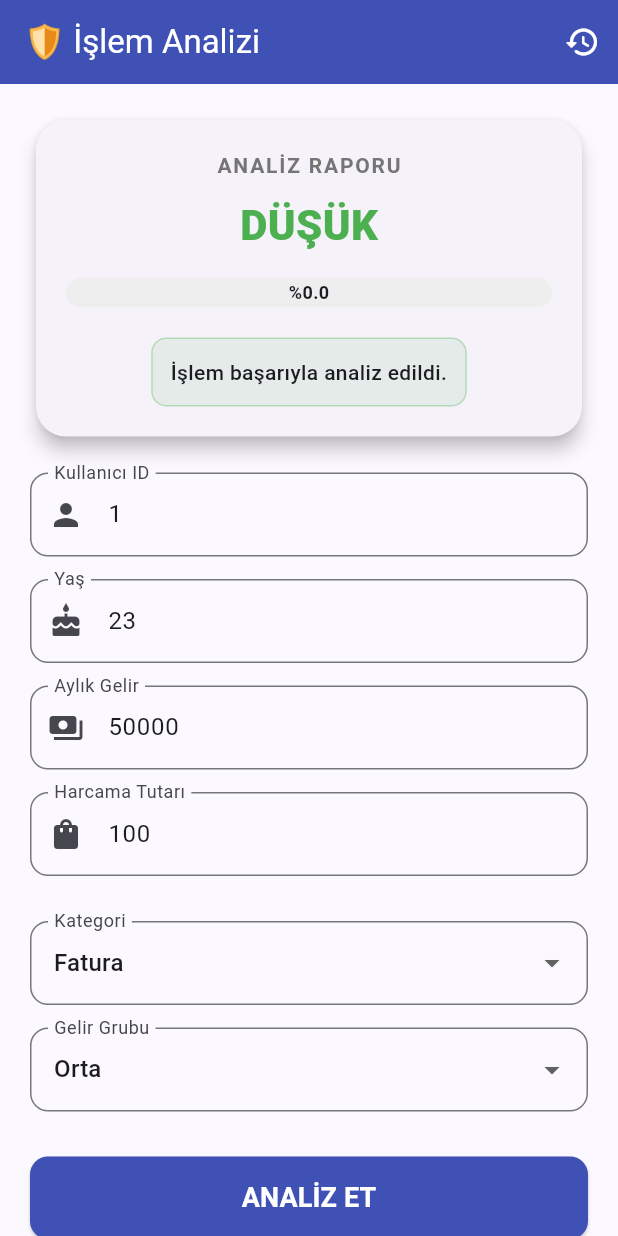
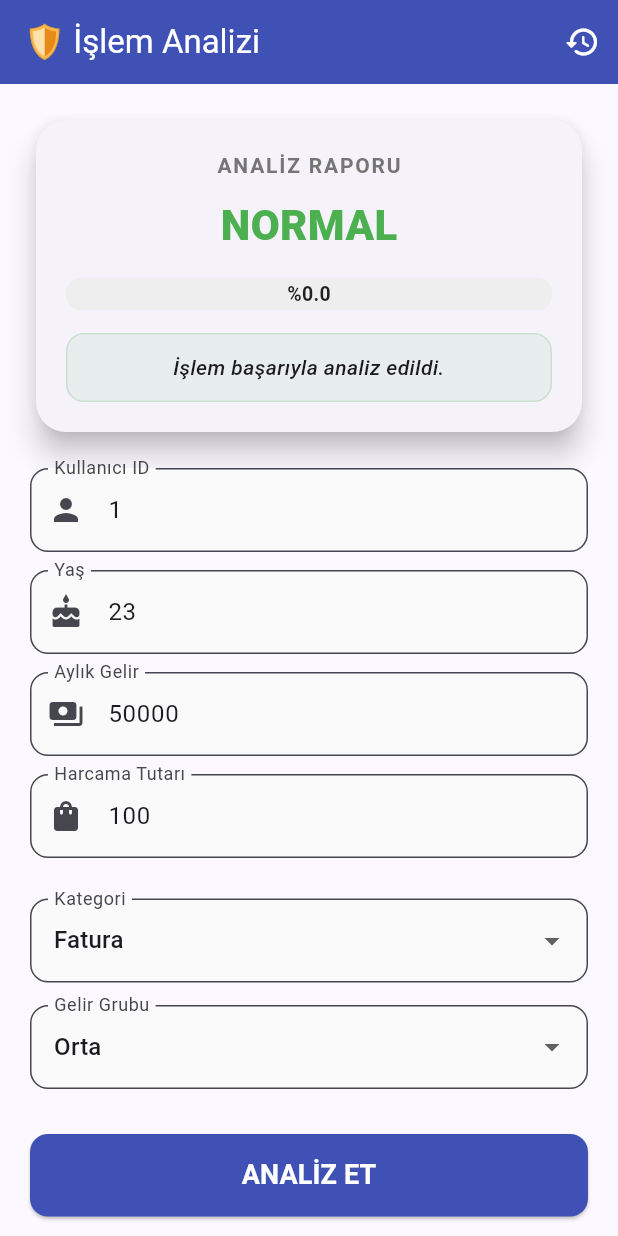
Before and after one commit to MelisaArslantas/Anomali_Projesi, a Flutter app: the screen it shows after launch, after a tap on "ANALİZ ET", on a phone screen of 412 x 824 dp. Run offline on Flutter 3.47's test engine with Material 3 defaults, Android fonts, the phone set to English and light mode, and no system bars; network calls fail.

Commit message:
Analiz risk renkleri ve geçmiş detay sayfası güncellendi.

```diff
--- a/anomali_mobil/lib/screens/analiz_form_screen.dart
+++ b/anomali_mobil/lib/screens/analiz_form_screen.dart
@@ -1,7 +1,7 @@
 import 'package:flutter/material.dart';
 import '../../services/api_service.dart';
 import '../../widgets/jitt_popup.dart';
-import 'gecmis_screen.dart'; // 👈 Geçmiş ekranını import ettik
+import 'gecmis_screen.dart';
 
 class AnalizFormScreen extends StatefulWidget {
   const AnalizFormScreen({super.key});
@@ -27,24 +27,41 @@ class _AnalizFormScreenState extends State<AnalizFormScreen> {
   String secilenGelirGrubu = "Orta";
   final List<String> gelirGruplari = ["Düşük", "Orta", "Yüksek", "Çok Yüksek"];
 
-  // 🎨 Risk Seviyesine Göre Renk Döndüren Fonksiyon
-  Color getRiskColor(String risk) {
-    if (risk == "Yüksek") return Colors.red;
-    if (risk == "Orta") return Colors.orange;
+  // 🎨 Risk Seviyesine Göre Renk Döndüren Akıllı Fonksiyon
+  Color getRiskColor(Map<String, dynamic> data) {
+    // Backend'den gelen tüm olası etiketleri kontrol et
+    String seviye = (data['risk_seviyesi'] ?? data['risk'] ?? "").toString().toLowerCase();
+    String tahmin = (data["tahmin"] ?? "").toString().toLowerCase();
+    double skor = (data["risk_skoru"] ?? 0.0).toDouble();
+
+    // 1. Önce "Anomali" veya "Kritik" durumuna bak (En öncelikli)
+    if (tahmin.contains("anomali") || seviye.contains("kritik")) {
+      return Colors.red;
+    }
+
+    // 2. Metin bazlı kontrol (Yüksek, Orta, Düşük)
+    if (seviye.contains("yüksek")) return Colors.red;
+    if (seviye.contains("orta")) return Colors.orange;
+    if (seviye.contains("düşük")) return Colors.green;
+
+    // 3. Fallback: Eğer metin bulunamazsa skora göre belirle
+    if (skor >= 75) return Colors.red;
+    if (skor >= 40) return Colors.orange;
     return Colors.green;
   }
 
   Future<void> analizYap() async {
     if (!_formKey.currentState!.validate()) return;
+    if (yukleniyor) return;
 
     setState(() => yukleniyor = true);
 
     try {
       final data = await ApiService().predictRisk(
-        userId: int.parse(_userIdController.text),
-        age: int.parse(_ageController.text),
-        income: double.parse(_incomeController.text),
-        amount: double.parse(_amountController.text),
+        userId: int.tryParse(_userIdController.text) ?? 1,
+        age: int.tryParse(_ageController.text) ?? 0,
+        income: double.tryParse(_incomeController.text) ?? 0.0,
+        amount: double.tryParse(_amountController.text) ?? 0.0,
         category: secilenKategori,
         incomeGroup: secilenGelirGrubu,
       );
@@ -52,16 +69,20 @@ class _AnalizFormScreenState extends State<AnalizFormScreen> {
       setState(() {
         sonuc = data;
         yukleniyor = false;
+        // Debug için terminale yazdıralım (Hata olursa buradan görürüz)
+        print("API YANITI: $data");
       });
 
-      // 🔥 Anomali Durumunda Popup Göster
       if (data["tahmin"] == "Anomali") {
         showAnimatedAnomalyPopup(context, data);
       }
     } catch (e) {
       setState(() => yukleniyor = false);
       ScaffoldMessenger.of(context).showSnackBar(
-        SnackBar(content: Text("Hata oluştu: $e")),
+        const SnackBar(
+          content: Text("⚠️ Sunucu bağlantı hatası!"),
+          backgroundColor: Colors.redAccent,
+        ),
       );
     }
   }
@@ -74,16 +95,9 @@ class _AnalizFormScreenState extends State<AnalizFormScreen> {
         backgroundColor: Colors.indigo,
         foregroundColor: Colors.white,
         actions: [
-          // 🕒 Sağ Üst Köşeye Geçmiş Butonu
           IconButton(
             icon: const Icon(Icons.history_rounded),
-            tooltip: "İşlem Geçmişi",
-            onPressed: () {
-              Navigator.push(
-                context,
-                MaterialPageRoute(builder: (context) => const GecmisScreen())
-              );
-            },
+            onPressed: () => Navigator.push(context, MaterialPageRoute(builder: (context) => const GecmisScreen())),
           ),
         ],
       ),
@@ -93,9 +107,7 @@ class _AnalizFormScreenState extends State<AnalizFormScreen> {
           key: _formKey,
           child: Column(
             children: [
-              // 📊 Analiz Sonucu Varsa En Üstte Görsel Kart Olarak Göster
               if (sonuc != null) _buildResultCard(sonuc!),
-
               const SizedBox(height: 20),
               _buildField(_userIdController, "Kullanıcı ID", Icons.person),
               _buildField(_ageController, "Yaş", Icons.cake),
@@ -108,7 +120,7 @@ class _AnalizFormScreenState extends State<AnalizFormScreen> {
               const SizedBox(height: 30),
 
               yukleniyor
-                ? const CircularProgressIndicator()
+                ? const CircularProgressIndicator(color: Colors.indigo)
                 : ElevatedButton(
                     onPressed: analizYap,
                     style: ElevatedButton.styleFrom(
@@ -126,57 +138,58 @@ class _AnalizFormScreenState extends State<AnalizFormScreen> {
     );
   }
 
-  // 💎 Gelişmiş Sonuç Kartı (Risk Bar İçerir)
   Widget _buildResultCard(Map<String, dynamic> data) {
-    final String risk = data['risk'] ?? "Düşük";
+    // 🔥 ÖNEMLİ: Etiketi doğru anahtardan çekiyoruz
+    final String riskEtiketi = data['risk_seviyesi'] ?? data['risk'] ?? "Normal";
     final double skor = (data['risk_skoru'] ?? 0.0).toDouble();
-    final Color anaRenk = getRiskColor(risk);
+    final Color anaRenk = getRiskColor(data);
 
     return Card(
-      elevation: 5,
+      elevation: 8,
       shape: RoundedRectangleBorder(borderRadius: BorderRadius.circular(20)),
       child: Padding(
         padding: const EdgeInsets.all(20),
         child: Column(
           children: [
-            Text("ANALİZ RAPORU", style: TextStyle(color: Colors.grey[600], letterSpacing: 1.2, fontWeight: FontWeight.bold)),
+            Text("ANALİZ RAPORU", style: TextStyle(color: Colors.grey[600], fontWeight: FontWeight.bold, letterSpacing: 1.2)),
             const SizedBox(height: 10),
             Text(
-              risk.toUpperCase(),
+              riskEtiketi.toUpperCase(),
               style: TextStyle(fontSize: 28, fontWeight: FontWeight.w900, color: anaRenk),
             ),
             const SizedBox(height: 15),
 
-            // 📈 Risk Bar (Progress Bar)
+            // Risk Çubuğu
             Stack(
               alignment: Alignment.center,
               children: [
                 ClipRRect(
-                  borderRadius: BorderRadius.circular(15),
+                  borderRadius: BorderRadius.circular(10),
                   child: LinearProgressIndicator(
                     value: skor / 100,
-                    minHeight: 20,
+                    minHeight: 22,
                     backgroundColor: Colors.grey[200],
                     valueColor: AlwaysStoppedAnimation<Color>(anaRenk),
                   ),
                 ),
-                Text("%$skor", style: const TextStyle(fontWeight: FontWeight.bold, fontSize: 12)),
+                Text("%${skor.toStringAsFixed(1)}", style: const TextStyle(fontWeight: FontWeight.bold, fontSize: 13, color: Colors.black87)),
               ],
             ),
-            const SizedBox(height: 20),
+            const SizedBox(height: 15),
 
-            // 📝 Sistem Açıklama Kutusu
+            // Açıklama Notu
             Container(
-              padding: const EdgeInsets.all(12),
+              width: double.infinity,
+              padding: const EdgeInsets.symmetric(vertical: 12, horizontal: 10),
               decoration: BoxDecoration(
-                color: anaRenk.withOpacity(0.1),
-                borderRadius: BorderRadius.circular(10),
-                border: Border.all(color: anaRenk.withOpacity(0.3)),
+                color: anaRenk.withOpacity(0.08),
+                borderRadius: BorderRadius.circular(12),
+                border: Border.all(color: anaRenk.withOpacity(0.2)),
               ),
               child: Text(
-                data['aciklama'] ?? "İşlem başarıyla analiz edildi.",
+                data['analiz_notu'] ?? data['aciklama'] ?? "İşlem başarıyla analiz edildi.",
                 textAlign: TextAlign.center,
-                style: const TextStyle(fontWeight: FontWeight.w500),
+                style: const TextStyle(fontSize: 14, fontStyle: FontStyle.italic, fontWeight: FontWeight.w500),
               ),
             ),
           ],
@@ -187,14 +200,16 @@ class _AnalizFormScreenState extends State<AnalizFormScreen> {
 
   Widget _buildField(TextEditingController ctr, String label, IconData icon) {
     return Padding(
-      padding: const EdgeInsets.only(bottom: 15),
+      padding: const EdgeInsets.only(bottom: 12),
       child: TextFormField(
         controller: ctr,
         keyboardType: TextInputType.number,
         decoration: InputDecoration(
           labelText: label,
           prefixIcon: Icon(icon),
-          border: OutlineInputBorder(borderRadius: BorderRadius.circular(12))
+          border: OutlineInputBorder(borderRadius: BorderRadius.circular(12), borderSide: const BorderSide(color: Colors.indigo)),
+          filled: true,
+          fillColor: Colors.grey[50],
         )
       ),
     );
@@ -205,7 +220,9 @@ class _AnalizFormScreenState extends State<AnalizFormScreen> {
       value: value,
       decoration: InputDecoration(
         labelText: label,
-        border: OutlineInputBorder(borderRadius: BorderRadius.circular(12))
+        border: OutlineInputBorder(borderRadius: BorderRadius.circular(12)),
+        filled: true,
+        fillColor: Colors.grey[50],
       ),
       items: items.map((e) => DropdownMenuItem(value: e, child: Text(e))).toList(),
       onChanged: onChanged
--- a/anomali_mobil/lib/services/api_service.dart
+++ b/anomali_mobil/lib/services/api_service.dart
@@ -3,6 +3,7 @@ import 'dart:io';
 import 'package:http/http.dart' as http;
 
 class ApiService {
+  // Emülatör kullandığın için 10.0.2.2 adresi doğrudur.
   static const String _baseUrl = "http://10.0.2.2:8000";
 
   Future<Map<String, dynamic>> predictRisk({
@@ -14,13 +15,17 @@ class ApiService {
     required String incomeGroup,
   }) async {
     final url = Uri.parse("$_baseUrl/predict");
+
+    // 🔥 KRİTİK: Değişken isimlerini Python (main.py) ile birebir eşitledik.
+    // Python tarafı bu anahtarları (key) bekliyor.
     final requestData = {
-      "User_ID": userId,
-      "Age": age,
-      "Income": income,
-      "Amount": amount,
+      "kullanici_id": userId,
+      "harcama_tutari": amount,
       "kategori": category,
-      "gelir_grubu": incomeGroup
+      "yas": age,
+      "aylik_gelir": income,
+      "gelir_grubu": incomeGroup,
+      "amount": amount, // Yedek olarak tutuyoruz
     };
 
     try {
@@ -30,25 +35,39 @@ class ApiService {
         body: jsonEncode(requestData),
       ).timeout(const Duration(seconds: 10));
 
-      if (response.statusCode == 200) return jsonDecode(response.body);
-      return {"error": "Sunucu hatası"};
+      if (response.statusCode == 200) {
+        return jsonDecode(response.body);
+      } else {
+        return {"error": "Sunucu hatası: ${response.statusCode}"};
+      }
     } on SocketException {
-      return {"error": "Sunucuya ulaşılamıyor"};
+      return {"error": "Sunucuya ulaşılamıyor. Lütfen backend'in çalıştığından emin olun."};
     } catch (e) {
-      return {"error": "Hata: $e"};
+      return {"error": "Beklenmedik bir hata oluştu: $e"};
     }
   }
+  Future<bool> clearHistory() async {
+  final url = Uri.parse("$_baseUrl/clear-history");
+  try {
+    final response = await http.delete(url).timeout(const Duration(seconds: 10));
+    return response.statusCode == 200;
+  } catch (e) {
+    return false;
+  }
+}
 
   Future<List<dynamic>> getHistory() async {
     final url = Uri.parse("$_baseUrl/history");
 
     try {
       final response = await http.get(url).timeout(const Duration(seconds: 10));
-      if (response.statusCode == 200) return jsonDecode(response.body);
-      return [];
-    } on SocketException {
+      if (response.statusCode == 200) {
+        // Backend artık listeyi direkt döndürüyor.
+        return jsonDecode(response.body);
+      }
       return [];
     } catch (e) {
+      print("Geçmiş çekme hatası: $e");
       return [];
     }
   }
```
Also changed, not shown: anomali_mobil/lib/screens/gecmis_screen.dart (+131 -37 lines), anomali_mobil/lib/widgets/anomali_card.dart (+8 -7 lines), 3 other files.
